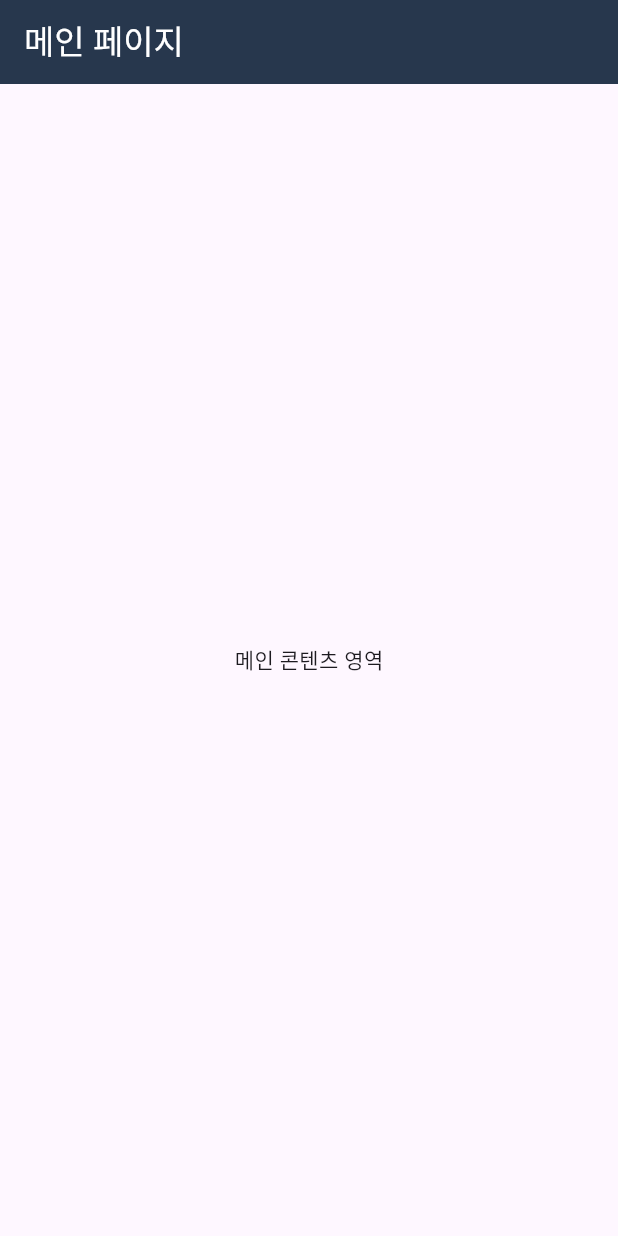
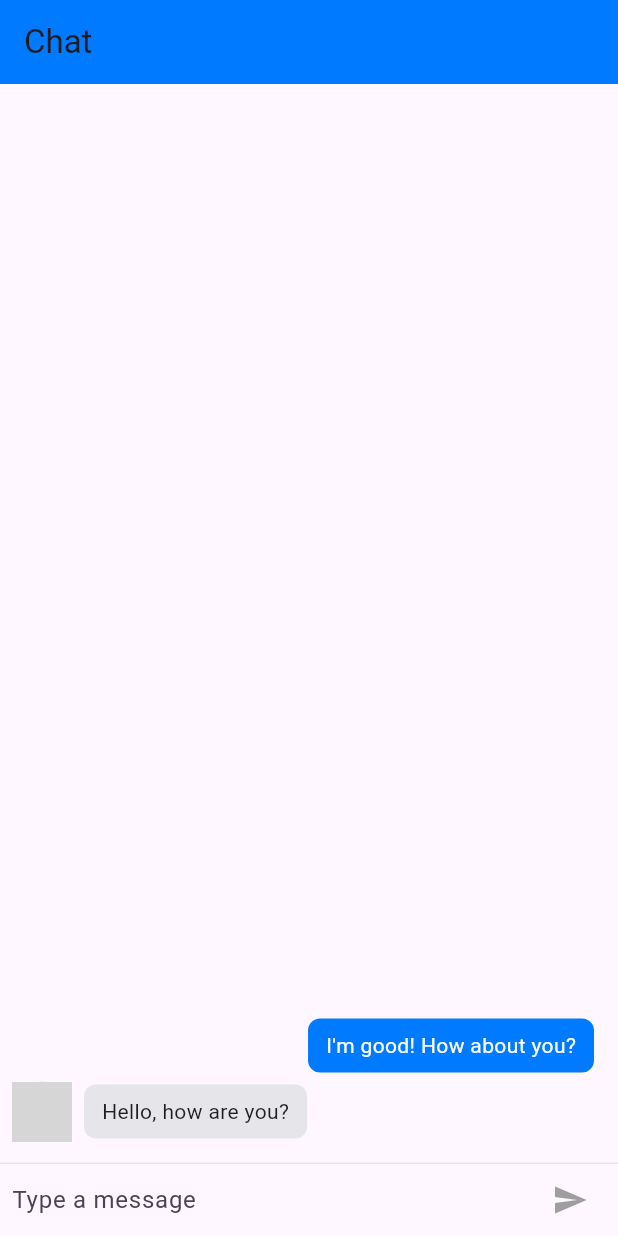
Before and after one commit to luckydut97/flutter-custom-chat-app-practice, a Flutter app: the screen it shows after launch, on a phone screen of 412 x 824 dp. Run offline on Flutter 3.47's test engine with Material 3 defaults, Android fonts, the phone set to English and light mode, and no system bars; grey boxes are pictures that could not be loaded.

Commit message:
초기 Structure 구성

```diff
--- /dev/null
+++ b/lib/chat_bubble.dart
@@ -0,0 +1,38 @@
+import 'package:flutter/cupertino.dart';
+import 'package:flutter/material.dart';
+
+import 'chat_message.dart';
+
+class ChatBubble extends StatelessWidget {
+  final ChatMessage message;
+
+  const ChatBubble({required this.message, super.key});
+
+  @override
+  Widget build(BuildContext context) {
+    final isSent = message.type == MessageType.sent;
+    return Row(
+      mainAxisAlignment: isSent ? MainAxisAlignment.end : MainAxisAlignment.start,
+      children: [
+        if (!isSent)
+          const CircleAvatar(
+            backgroundImage: AssetImage("assets/avatar.png"),
+          ),
+        Container(
+          margin: const EdgeInsets.symmetric(vertical: 4, horizontal: 8),
+          padding: const EdgeInsets.symmetric(vertical: 8, horizontal: 12),
+          decoration: BoxDecoration(
+            color: isSent ? const Color(0xFF007AFF) : const Color(0xFFE5E5EA),
+            borderRadius: BorderRadius.circular(8),
+          ),
+          child: Text(
+            message.content,
+            style: TextStyle(
+              color: isSent ? Colors.white : Colors.black87,
+            ),
+          ),
+        ),
+      ],
+    );
+  }
+}
--- /dev/null
+++ b/lib/chat_controller.dart
@@ -0,0 +1,33 @@
+import 'package:flutter/cupertino.dart';
+
+import 'chat_message.dart';
+
+class ChatController extends ChangeNotifier {
+  List<ChatMessage> messages = ChatMessage.sampleMessages();
+  final ScrollController scrollController = ScrollController();
+  final TextEditingController messageInputController = TextEditingController();
+  final FocusNode focusNode = FocusNode();
+
+  void sendMessage() {
+    if (messageInputController.text.trim().isEmpty) return;
+
+    messages.insert(
+      0,
+      ChatMessage(
+        content: messageInputController.text.trim(),
+        type: MessageType.sent,
+        timestamp: DateTime.now(),
+      ),
+    );
+    messageInputController.clear();
+    notifyListeners();
+
+    scrollController.animateTo(
+      0,
+      duration: const Duration(milliseconds: 300),
+      curve: Curves.easeInOut,
+    );
+  }
+
+  bool get isSendButtonEnabled => messageInputController.text.trim().isNotEmpty;
+}
--- /dev/null
+++ b/lib/chat_message.dart
@@ -0,0 +1,31 @@
+class ChatMessage {
+  final String content;
+  final MessageType type;
+  final DateTime timestamp;
+
+  ChatMessage({
+    required this.content,
+    required this.type,
+    required this.timestamp,
+  });
+
+  static List<ChatMessage> sampleMessages() {
+    return [
+      ChatMessage(
+        content: "Hello, how are you?",
+        type: MessageType.received,
+        timestamp: DateTime.now().subtract(const Duration(minutes: 5)),
+      ),
+      ChatMessage(
+        content: "I'm good! How about you?",
+        type: MessageType.sent,
+        timestamp: DateTime.now().subtract(const Duration(minutes: 4)),
+      ),
+    ];
+  }
+}
+
+enum MessageType {
+  sent,
+  received,
+}
--- /dev/null
+++ b/lib/chat_screen.dart
@@ -0,0 +1,84 @@
+import 'package:flutter/material.dart';
+import 'package:provider/provider.dart';
+import 'chat_controller.dart';
+import 'chat_message.dart';
+import 'chat_bubble.dart';
+
+class ChatScreen extends StatelessWidget {
+  const ChatScreen({super.key});
+
+  @override
+  Widget build(BuildContext context) {
+    return Scaffold(
+      appBar: AppBar(
+        title: const Text("Chat"),
+        backgroundColor: const Color(0xFF007AFF),
+      ),
+      body: Column(
+        children: [
+          Expanded(
+            child: GestureDetector(
+              onTap: () => context.read<ChatController>().focusNode.unfocus(),
+              child: Selector<ChatController, List<ChatMessage>>(
+                selector: (_, controller) => controller.messages,
+                builder: (_, messages, __) {
+                  return ListView.builder(
+                    controller: context.read<ChatController>().scrollController,
+                    itemCount: messages.length,
+                    reverse: true,
+                    padding: const EdgeInsets.symmetric(vertical: 12, horizontal: 8),
+                    itemBuilder: (_, index) {
+                      return ChatBubble(message: messages[index]);
+                    },
+                  );
+                },
+              ),
+            ),
+          ),
+          const _MessageInputField(),
+        ],
+      ),
+    );
+  }
+}
+
+class _MessageInputField extends StatelessWidget {
+  const _MessageInputField({super.key});
+
+  @override
+  Widget build(BuildContext context) {
+    return SafeArea(
+      child: Container(
+        padding: const EdgeInsets.symmetric(horizontal: 8),
+        decoration: const BoxDecoration(
+          border: Border(top: BorderSide(color: Color(0xFFE5E5EA))),
+        ),
+        child: Row(
+          children: [
+            Expanded(
+              child: TextField(
+                focusNode: context.read<ChatController>().focusNode,
+                controller: context.read<ChatController>().messageInputController,
+                decoration: const InputDecoration(
+                  hintText: "Type a message",
+                  border: InputBorder.none,
+                ),
+              ),
+            ),
+            IconButton(
+              icon: Icon(
+                Icons.send,
+                color: context.watch<ChatController>().isSendButtonEnabled
+                    ? const Color(0xFF007AFF)
+                    : Colors.grey,
+              ),
+              onPressed: context.read<ChatController>().isSendButtonEnabled
+                  ? context.read<ChatController>().sendMessage
+                  : null,
+            ),
+          ],
+        ),
+      ),
+    );
+  }
+}
--- a/lib/main.dart
+++ b/lib/main.dart
@@ -1,6 +1,8 @@
 import 'package:flutter/material.dart';
-import 'package:chat_test/main_screen.dart';
-import 'package:chat_test/splash_screen.dart';
+import 'package:provider/provider.dart';
+import 'chat_controller.dart';
+import 'chat_screen.dart';
+import 'splash_screen.dart';
 
 void main() {
   runApp(const MyApp());
@@ -11,14 +13,17 @@ class MyApp extends StatelessWidget {
 
   @override
   Widget build(BuildContext context) {
-    return MaterialApp(
-      title: 'Chat_test_flt',
-      debugShowCheckedModeBanner: false, //디버그 라벨 제거
-      initialRoute: '/',
-      routes: {
-        '/':(context) => SplashScreen(),
-        '/main' : (context) => MainScreen()
-      },
+    return ChangeNotifierProvider(
+      create: (_) => ChatController(),
+      child: MaterialApp(
+        title: 'Chat Application',
+        debugShowCheckedModeBanner: false,
+        initialRoute: '/',
+        routes: {
+          '/': (context) => const SplashScreen(),
+          '/main': (context) => const ChatScreen(),
+        },
+      ),
     );
   }
 }
--- a/lib/main_screen.dart
+++ /dev/null
@@ -1,45 +0,0 @@
-import 'package:flutter/material.dart';
-
-class MainScreen extends StatefulWidget {
-  @override
-  _MainScreenState createState() => _MainScreenState();
-}
-
-class _MainScreenState extends State<MainScreen> {
-  // 변수 선언
-  // 예: int _counter = 0;
-
-  // 메소드 예시
-  Future<void> _sendData() async {
-    // 데이터 전송 로직
-  }
-
-  // 로그아웃 메소드 예시
-  void _logout() {
-    // 로그아웃 로직
-  }
-
-  @override
-  Widget build(BuildContext context) {
-    return Scaffold(
-      appBar: AppBar(
-        title: Text(
-          '메인 페이지',
-          style: TextStyle(color: Colors.white), // AppBar 타이틀 글씨 색상을 흰색으로 설정
-        ),
-        backgroundColor: Color(0xFF27374D), // AppBar의 색상을 남색으로 설정
-      ),
-      body: SafeArea(
-        child: Center(
-          child: Text('메인 콘텐츠 영역'), // 기본적인 콘텐츠 예시
-        ),
-      ),
-    );
-  }
-}
-
-void main() {
-  runApp(MaterialApp(
-    home: MainScreen(),
-  ));
-}
--- a/lib/splash_screen.dart
+++ b/lib/splash_screen.dart
@@ -1,14 +1,13 @@
 import 'package:flutter/material.dart';
 
-/// 시작 화면
 class SplashScreen extends StatelessWidget {
   const SplashScreen({super.key});
 
   @override
   Widget build(BuildContext context) {
-    Future.delayed(Duration(seconds: 2),(){
+    Future.delayed(const Duration(seconds: 2), () {
       Navigator.pushReplacementNamed(context, '/main');
-    },);
+    });
     return Scaffold(
       body: Center(
         child: Column(
@@ -19,14 +18,12 @@ class SplashScreen extends StatelessWidget {
               width: 130,
               height: 130,
             ),
-            Container(
-              child: Text(
-                'Basic Flutter template with a splash screen.',
-                style: TextStyle(
-                  fontSize: 16,
-                  fontWeight: FontWeight.bold,
-                  color: Colors.black,
-                ),
+            const Text(
+              'Welcome to Chat App',
+              style: TextStyle(
+                fontSize: 16,
+                fontWeight: FontWeight.bold,
+                color: Colors.black,
               ),
             )
           ],
--- a/pubspec.yaml
+++ b/pubspec.yaml
@@ -15,6 +15,7 @@ dev_dependencies:
   flutter_test:
     sdk: flutter
   flutter_lints: ^2.0.0
+  provider: ^6.1.2
 
 flutter:
   assets:
```
Also changed, not shown: 3 other files.
